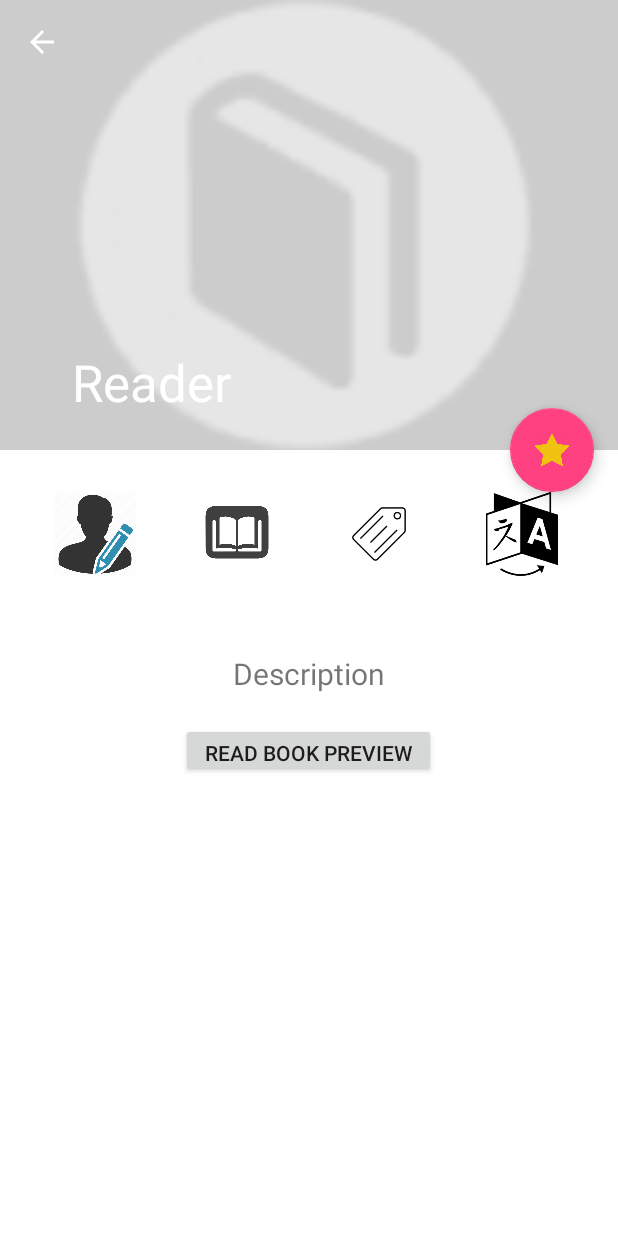
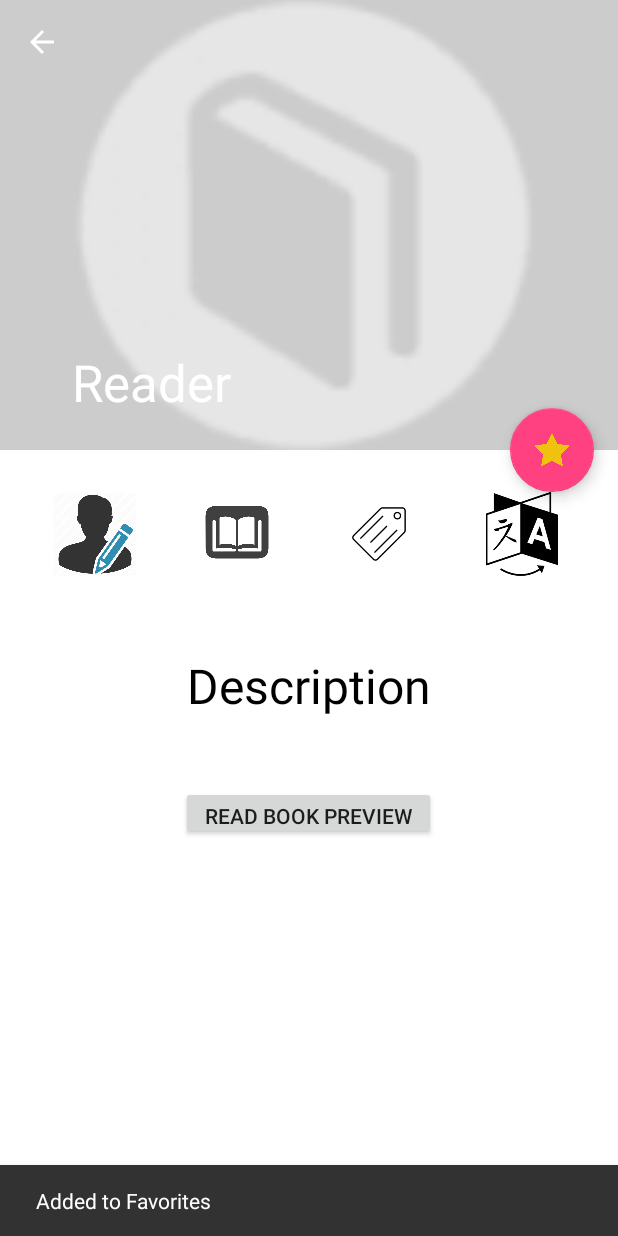
Before and after one commit to vengalraoguttha/Reader_Capestone_Project, an Android app: the DeatailFragment screen opened directly, with no data from a screen before it, after a tap on an icon or button, on a phone screen of 412 x 824 dp. Run offline under Robolectric (Android 15) with nearby library versions, the phone set to English and light mode, and no system bars; our stand-ins replace Picasso; pictures from the network do not load; 20 statements that could not run were skipped.

Commit message:
capestone : finishing changes made

```diff
--- a/app/src/main/java/com/vengalrao/android/reader/MainActivity.java
+++ b/app/src/main/java/com/vengalrao/android/reader/MainActivity.java
@@ -367,7 +367,7 @@ public class MainActivity extends AppCompatActivity implements LoaderManager.Loa
             swipeRefreshLayout.setRefreshing(false);
             mRecyclerView.setVisibility(View.GONE);
             mTextView.setVisibility(View.VISIBLE);
-            mTextView.setText("No data received or books available.");
+            mTextView.setText("No data received or books not available.");
             Log.v("refresh","came1");
         }else if(!networkUp()) {
             swipeRefreshLayout.setRefreshing(false);
--- a/app/src/main/java/com/vengalrao/android/reader/ui/DeatailFragment.java
+++ b/app/src/main/java/com/vengalrao/android/reader/ui/DeatailFragment.java
@@ -6,7 +6,10 @@ import android.content.Intent;
 import android.database.Cursor;
 import android.net.Uri;
 import android.os.Bundle;
+import android.support.annotation.Nullable;
+import android.support.design.widget.CoordinatorLayout;
 import android.support.design.widget.FloatingActionButton;
+import android.support.design.widget.Snackbar;
 import android.support.v4.app.Fragment;
 import android.support.v7.app.AppCompatActivity;
 import android.support.v7.widget.Toolbar;
@@ -53,7 +56,7 @@ public class DeatailFragment extends Fragment {
     public View onCreateView(LayoutInflater inflater, ViewGroup container,
                              Bundle savedInstanceState) {
         // Inflate the layout for this fragment
-        View view= inflater.inflate(R.layout.fragment_deatail, container, false);
+        final View view= inflater.inflate(R.layout.fragment_deatail, container, false);
         Intent intent=getActivity().getIntent();
         book=(Book) intent.getParcelableExtra(INTENT_RECEIVE);
         mImageView=(ImageView)view.findViewById(R.id.detail_book_image);
@@ -98,29 +101,40 @@ public class DeatailFragment extends Fragment {
             }
         });
 
+        return view;
+    }
+
+    @Override
+    public void onActivityCreated(@Nullable Bundle savedInstanceState) {
+        super.onActivityCreated(savedInstanceState);
         favfab.setOnClickListener(new View.OnClickListener() {
             @Override
             public void onClick(View v) {
                 if(favfab.getTag().equals("tag_white")){
                     Uri uri=insertIntoDataBase();
                     if(uri!=null){
-                        Toast.makeText(getContext(),getContext().getString(R.string.toast_fav_added),Toast.LENGTH_SHORT).show();
+                        Snackbar.make(getView(), getContext().getString(R.string.toast_fav_added), Snackbar.LENGTH_LONG)
+                                .show();
                         favfab.setImageResource(R.drawable.gold_star);
+                        favfab.setTag("tag_gold");
                     }else{
-                        Toast.makeText(getContext(),getContext().getString(R.string.toast_fav_failed), Toast.LENGTH_SHORT).show();
+                        Snackbar.make(getView(), getContext().getString(R.string.toast_fav_failed), Snackbar.LENGTH_LONG)
+                                .show();
                     }
                 }else{
                     int del=deleteFromDataBase();
                     if(del>0){
                         favfab.setImageResource(R.drawable.ic_star_rate_white_18px);
-                        Toast.makeText(getContext(),getContext().getString(R.string.toast_fav_removed),Toast.LENGTH_SHORT).show();
+                        favfab.setTag("tag_white");
+                        Snackbar.make(getView(), getContext().getString(R.string.toast_fav_removed), Snackbar.LENGTH_LONG)
+                                .show();
                     }else{
-                        Toast.makeText(getContext(),getContext().getString(R.string.toast_fav_removed_failed),Toast.LENGTH_SHORT).show();
+                        Snackbar.make(getView(), getContext().getString(R.string.toast_fav_removed_failed), Snackbar.LENGTH_LONG)
+                                .show();
                     }
                 }
             }
         });
-        return view;
     }
 
     @Override
--- a/app/src/main/res/layout/book_item_layout.xml
+++ b/app/src/main/res/layout/book_item_layout.xml
@@ -23,6 +23,9 @@
             android:layout_width="match_parent"
             android:layout_height="wrap_content">
             <TextView
+                android:textColor="#000"
+                android:textSize="16sp"
+                android:textStyle="normal"
                 android:id="@+id/main_book_name"
                 android:layout_width="0dp"
                 android:layout_height="wrap_content"
--- a/app/src/main/res/layout/fragment_deatail.xml
+++ b/app/src/main/res/layout/fragment_deatail.xml
@@ -1,6 +1,7 @@
 <android.support.design.widget.CoordinatorLayout xmlns:android="http://schemas.android.com/apk/res/android"
     xmlns:app="http://schemas.android.com/apk/res-auto"
     android:layout_width="match_parent"
+    android:id="@+id/detail_coordinate_layout"
     android:layout_height="match_parent"
     xmlns:tools="http://schemas.android.com/tools"
     android:background="@android:color/background_light"
@@ -79,6 +80,7 @@
                         android:layout_height="56dp"
                         android:src="@drawable/writer_icon"/>
                     <TextView
+                        android:textColor="#000"
                         android:textAlignment="center"
                         tools:text="Author name"
                         android:id="@+id/author_name_text"
@@ -98,6 +100,7 @@
                         android:layout_height="56dp"
                         android:src="@drawable/open_book_icon"/>
                     <TextView
+                        android:textColor="#000"
                         android:textAlignment="center"
                         tools:text="100 pages"
                         android:id="@+id/book_size_text"
@@ -119,6 +122,7 @@
                     <TextView
                         android:textAlignment="center"
                         tools:text="History"
+                        android:textColor="#000"
                         android:id="@+id/book_category_text"
                         android:layout_width="match_parent"
                         android:layout_height="wrap_content"
@@ -138,6 +142,7 @@
                     <TextView
                         android:textAlignment="center"
                         tools:text="English"
+                        android:textColor="#000"
                         android:id="@+id/book_lang_text"
                         android:layout_width="match_parent"
                         android:layout_height="wrap_content"
@@ -155,11 +160,16 @@
                     android:textAlignment="center"
                     tools:text="Description"
                     android:text="@string/description_text"
-                    android:textSize="20sp"
+                    android:textColor="#000"
+                    android:textSize="32sp"
                     android:layout_width="match_parent"
                     android:layout_height="wrap_content"
                     />
                 <TextView
+                    android:lineSpacingMultiplier="0.9"
+                    android:paddingBottom="16dp"
+                    android:textSize="@dimen/detail_body_text_size"
+                    android:textStyle="bold"
                     android:id="@+id/text_description"
                     android:layout_width="match_parent"
                     android:layout_height="wrap_content" />
--- a/app/src/main/res/values/dimensions.xml
+++ b/app/src/main/res/values/dimensions.xml
@@ -4,4 +4,6 @@
     <dimen name="search_fab_size">56dp</dimen>
     <dimen name="fab_standard_elevation">6dp</dimen>
     <dimen name="fab_pressed">12dp</dimen>
+    <item name="detail_body_line_spacing_multiplier" format="float" type="fraction">1.25</item>
+    <dimen name="detail_body_text_size">22sp</dimen>
 </resources>
```
